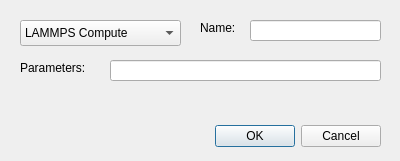
Before: the Qt Designer form gui-ops/views/cv_view.ui in dwhswenson/gui-ops, drawn with Qt 5.
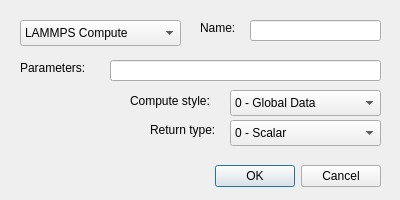
After: the same form once the commit is applied.

The edit to the form file:
```diff
--- a/gui-ops/views/cv_view.ui
+++ b/gui-ops/views/cv_view.ui
@@ -7,7 +7,7 @@
     <x>0</x>
     <y>0</y>
     <width>400</width>
-    <height>161</height>
+    <height>200</height>
    </rect>
   </property>
   <property name="windowTitle">
@@ -17,7 +17,7 @@
    <property name="geometry">
     <rect>
      <x>20</x>
-     <y>120</y>
+     <y>160</y>
      <width>361</width>
      <height>32</height>
     </rect>
@@ -96,6 +96,82 @@
     <string>Parameters:</string>
    </property>
   </widget>
+  <widget class="QComboBox" name="extract_style">
+   <property name="geometry">
+    <rect>
+     <x>230</x>
+     <y>90</y>
+     <width>151</width>
+     <height>26</height>
+    </rect>
+   </property>
+   <item>
+    <property name="text">
+     <string>0 - Global Data</string>
+    </property>
+   </item>
+   <item>
+    <property name="text">
+     <string>1 - Per-atom Data</string>
+    </property>
+   </item>
+   <item>
+    <property name="text">
+     <string>2 - Local Data</string>
+    </property>
+   </item>
+  </widget>
+  <widget class="QComboBox" name="extract_type">
+   <property name="geometry">
+    <rect>
+     <x>230</x>
+     <y>120</y>
+     <width>151</width>
+     <height>26</height>
+    </rect>
+   </property>
+   <item>
+    <property name="text">
+     <string>0 - Scalar</string>
+    </property>
+   </item>
+   <item>
+    <property name="text">
+     <string>1 - Vector</string>
+    </property>
+   </item>
+   <item>
+    <property name="text">
+     <string>2 - Array</string>
+    </property>
+   </item>
+  </widget>
+  <widget class="QLabel" name="label_3">
+   <property name="geometry">
+    <rect>
+     <x>130</x>
+     <y>90</y>
+     <width>91</width>
+     <height>21</height>
+    </rect>
+   </property>
+   <property name="text">
+    <string>Compute style:</string>
+   </property>
+  </widget>
+  <widget class="QLabel" name="label_4">
+   <property name="geometry">
+    <rect>
+     <x>150</x>
+     <y>120</y>
+     <width>71</width>
+     <height>20</height>
+    </rect>
+   </property>
+   <property name="text">
+    <string>Return type:</string>
+   </property>
+  </widget>
  </widget>
  <tabstops>
   <tabstop>cv_type</tabstop>
```
Left out of the diff: 2 changed lines with no effect on the pictures.
